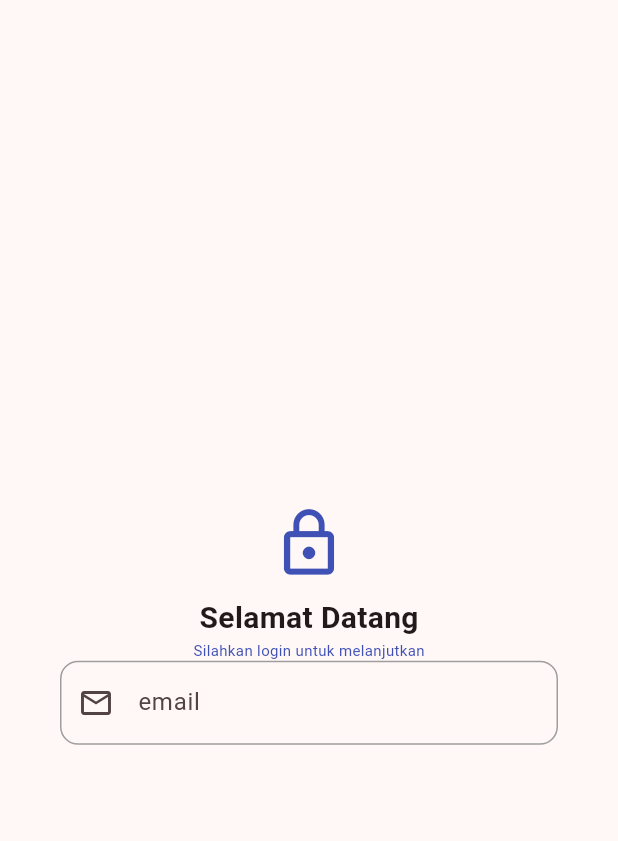
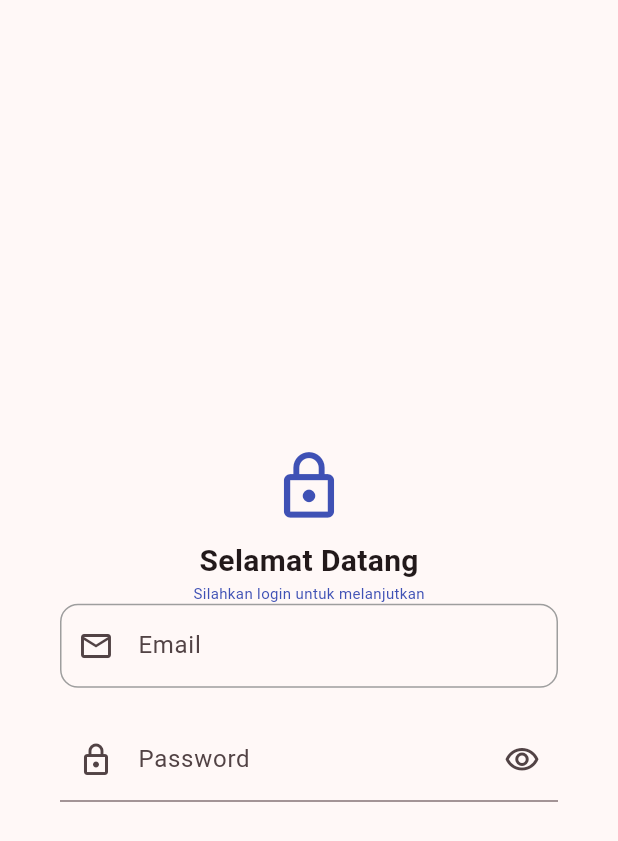
Before and after one commit to GUYwithPTSD/tugas_week6_1123150135, a Flutter app: the screen it shows after launch, on a phone screen of 412 x 824 dp. Shown: the top 841 px of the screen. Run offline on Flutter 3.47's test engine with Material 3 defaults, Android fonts, the light colour scheme and no system bars.

Commit message:
commit 14 - membuat textfield password

```diff
--- a/lib/login.dart
+++ b/lib/login.dart
@@ -31,8 +31,8 @@ class Login extends StatelessWidget {
                 TextField(
                   keyboardType: TextInputType.emailAddress,
                   decoration: InputDecoration(
-                    labelText: 'email',
-                    hintText: 'masukkan email anda',
+                    labelText: 'Email',
+                    hintText: 'Masukkan email anda',
                     prefixIcon: Icon(Icons.email_outlined),
                     border: OutlineInputBorder(
                       borderRadius: BorderRadius.all(Radius.circular(12.0)),
@@ -47,6 +47,16 @@ class Login extends StatelessWidget {
                     ),
                   ),
                 ),
+                SizedBox(height: 20.0),
+                TextField(
+                  obscureText: true,
+                  decoration: InputDecoration(
+                    labelText: 'Password',
+                    hintText: 'Masukkan password anda',
+                    prefixIcon: Icon(Icons.lock_outlined),
+                    suffixIcon: Icon(Icons.visibility_outlined),
+                  ),
+                ),
               ],
             ),
           ),
```
